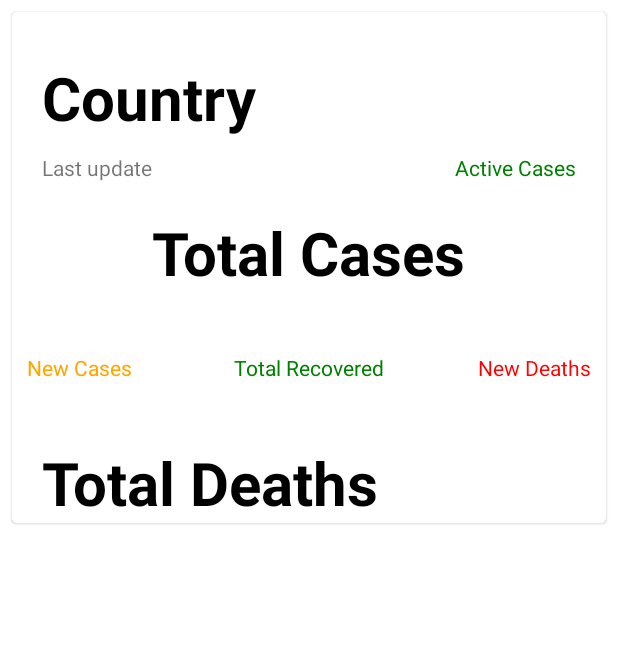
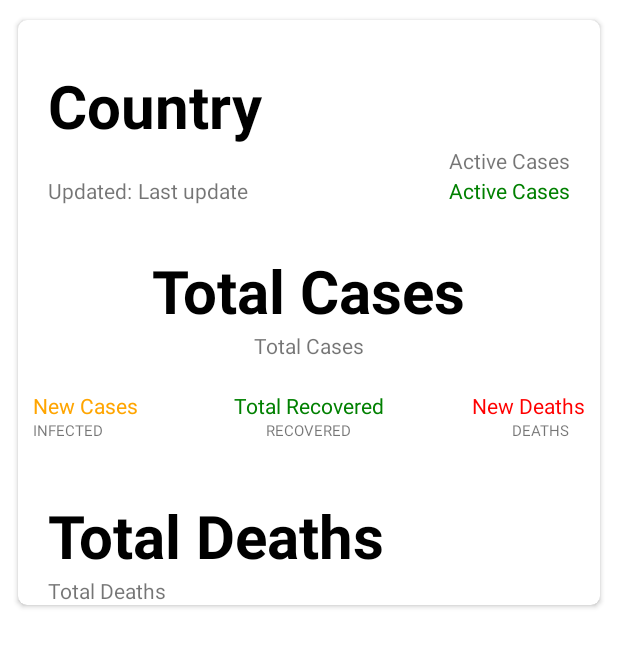
Before and after one commit to l00pinfinity/Covid_Tracker, an Android app: the layout country_list_item.xml on its own in the app's theme, with its tools: preview values and no code run, on a phone screen of 412 x 824 dp. Shown: the top 647 px of the screen. Run offline under Robolectric (Android 15) with nearby library versions, the phone set to English and light mode, and no system bars; network calls fail.

Commit message:
add descriptive textviews

```diff
--- a/app/src/main/res/layout/activity_tracking.xml
+++ b/app/src/main/res/layout/activity_tracking.xml
@@ -27,7 +27,9 @@
         android:layout_marginStart="20dp"
         android:layout_marginBottom="30dp"
         android:layout_marginEnd="20dp"
-        app:cardCornerRadius="5dp">
+        app:cardCornerRadius="6dp"
+        app:cardElevation="2dp"
+        app:cardUseCompatPadding="true">
 
         <RelativeLayout
             android:layout_width="match_parent"
--- a/app/src/main/res/layout/country_list_item.xml
+++ b/app/src/main/res/layout/country_list_item.xml
@@ -5,7 +5,9 @@
     android:layout_height="wrap_content"
     xmlns:app="http://schemas.android.com/apk/res-auto"
     android:layout_margin="8dp"
-    app:cardCornerRadius="3dp">
+    app:cardCornerRadius="6dp"
+    app:cardElevation="2dp"
+    app:cardUseCompatPadding="true">
 
     <RelativeLayout
         android:layout_width="match_parent"
@@ -24,12 +26,22 @@
             android:textStyle="bold" />
 
         <TextView
+            android:id="@+id/MyTextView"
+            android:layout_width="wrap_content"
+            android:layout_height="wrap_content"
+            android:layout_below="@+id/CountryText"
+            android:layout_marginStart="20dp"
+            android:layout_marginTop="20dp"
+            android:text="Updated:" />
+
+        <TextView
             android:id="@+id/LastUpdate"
             android:layout_width="wrap_content"
             android:layout_height="wrap_content"
             android:layout_below="@+id/CountryText"
-            android:layout_marginStart="20dp"
-            android:layout_marginTop="10dp"
+            android:layout_marginStart="4dp"
+            android:layout_marginTop="20dp"
+            android:layout_toEndOf="@+id/MyTextView"
             android:text="Last update" />
 
         <TextView
@@ -38,11 +50,26 @@
             android:layout_height="wrap_content"
             android:layout_below="@+id/LastUpdate"
             android:layout_centerHorizontal="true"
-            android:layout_marginTop="20dp"
+            android:layout_marginTop="30dp"
             android:text="Total Cases"
             android:textColor="#000"
             android:textSize="40dp"
             android:textStyle="bold" />
+
+        <TextView
+            android:layout_width="wrap_content"
+            android:layout_height="wrap_content"
+            android:text="Total Cases"
+            android:layout_below="@+id/TotalCases"
+            android:layout_centerHorizontal="true"/>
+
+        <TextView
+            android:layout_width="wrap_content"
+            android:layout_height="wrap_content"
+            android:layout_alignParentRight="true"
+            android:text="Active Cases"
+            android:layout_below="@+id/CountryText"
+            android:layout_marginEnd="20dp"/>
 
         <TextView
             android:id="@+id/ActiveCases"
@@ -50,10 +77,10 @@
             android:layout_height="wrap_content"
             android:layout_below="@+id/CountryText"
             android:layout_alignParentRight="true"
-            android:layout_marginTop="10dp"
+            android:layout_marginTop="20dp"
             android:layout_marginEnd="20dp"
-            android:textColor="#008000"
-            android:text="Active Cases" />
+            android:text="Active Cases"
+            android:textColor="#008000" />
 
         <TextView
             android:id="@+id/TotalDeaths"
@@ -61,11 +88,18 @@
             android:layout_height="wrap_content"
             android:layout_below="@+id/TotalRecovered"
             android:layout_marginStart="20dp"
-            android:layout_marginTop="40dp"
+            android:layout_marginTop="50dp"
             android:text="Total Deaths"
             android:textColor="#000"
             android:textSize="40sp"
             android:textStyle="bold" />
+
+        <TextView
+            android:layout_width="wrap_content"
+            android:layout_height="wrap_content"
+            android:layout_below="@+id/TotalDeaths"
+            android:layout_marginStart="20dp"
+            android:text="Total Deaths" />
 
         <TextView
             android:id="@+id/NewCases"
@@ -76,7 +110,16 @@
             android:layout_marginStart="10dp"
             android:layout_marginTop="40dp"
             android:text="New Cases"
-            android:textColor="#ffa500"/>
+            android:textColor="#ffa500" />
+
+        <TextView
+            android:layout_width="wrap_content"
+            android:layout_height="wrap_content"
+            android:layout_below="@+id/NewCases"
+            android:layout_marginStart="10dp"
+            android:text="INFECTED"
+            android:textSize="10sp"/>
+
 
         <TextView
             android:id="@+id/TotalRecovered"
@@ -91,6 +134,14 @@
             android:textColor="#008000" />
 
         <TextView
+            android:layout_width="wrap_content"
+            android:layout_height="wrap_content"
+            android:text="RECOVERED"
+            android:textSize="10sp"
+            android:layout_below="@+id/TotalRecovered"
+            android:layout_centerHorizontal="true"/>
+
+        <TextView
             android:id="@+id/NewDeaths"
             android:layout_width="wrap_content"
             android:layout_height="wrap_content"
@@ -98,10 +149,17 @@
             android:layout_alignParentEnd="true"
             android:layout_marginTop="40dp"
             android:layout_marginEnd="10dp"
-            android:textColor="#FF0000"
-            android:text="New Deaths" />
+            android:text="New Deaths"
+            android:textColor="#FF0000" />
 
-
+        <TextView
+            android:layout_width="wrap_content"
+            android:layout_height="wrap_content"
+            android:layout_below="@+id/NewDeaths"
+            android:layout_alignParentEnd="true"
+            android:layout_marginEnd="20dp"
+            android:text="DEATHS"
+            android:textSize="10sp" />
 
     </RelativeLayout>
 
```
